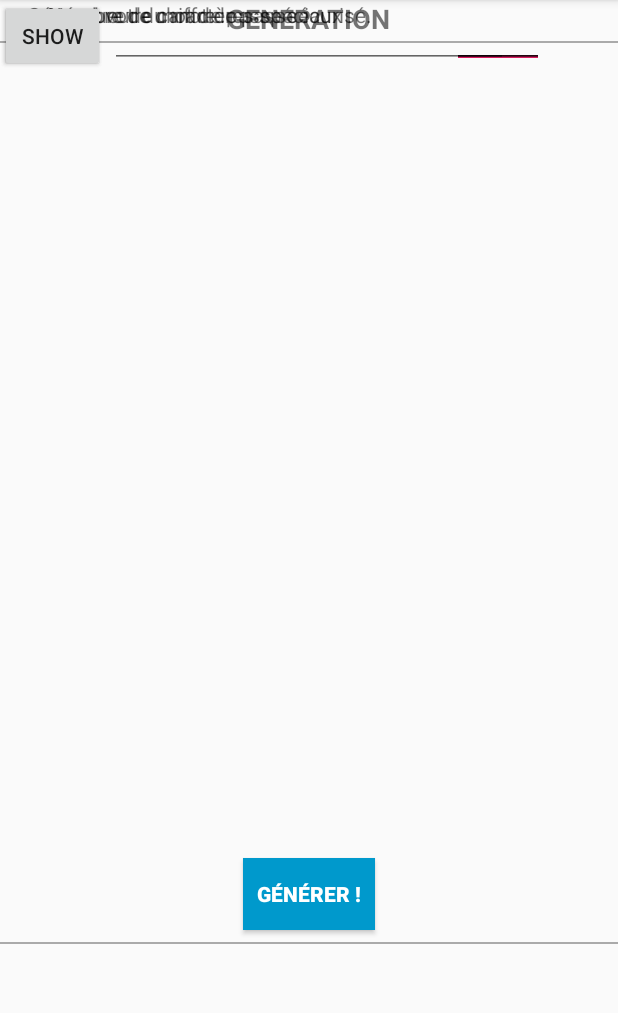
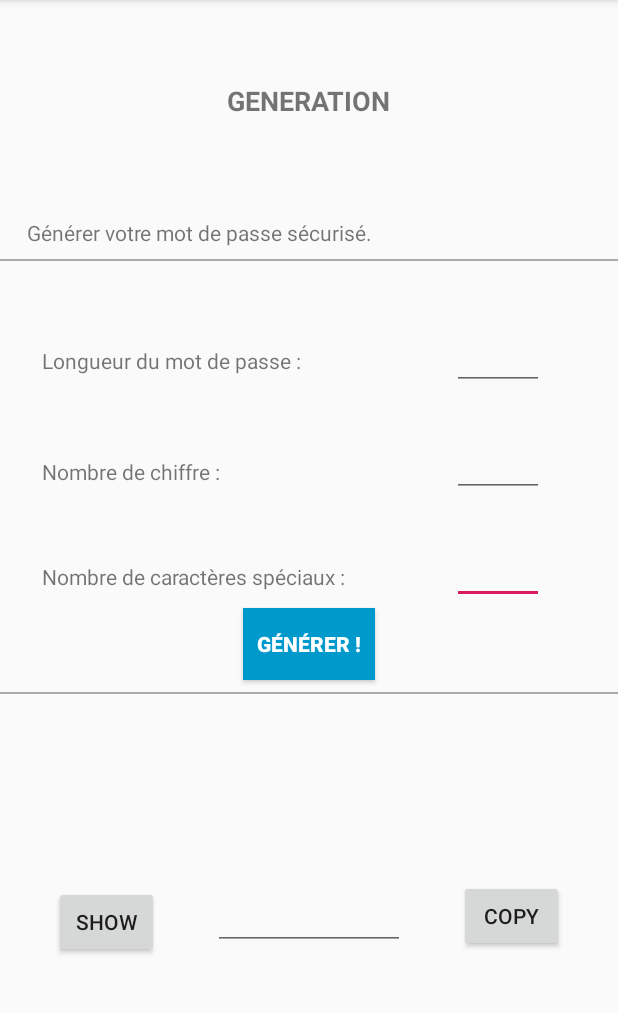
Before and after one commit to Epsiilon/AndroidPassword, an Android app: the CreationActivity screen opened directly, with no data from a screen before it, on a phone screen of 412 x 824 dp, the part 84-1097 px from its top. Run offline under Robolectric (Android 15) with nearby library versions, the phone set to English and light mode, and no system bars.

Commit message:
Responsive creation activity added

```diff
--- a/app/src/main/res/layout/activity_connection.xml
+++ b/app/src/main/res/layout/activity_connection.xml
@@ -45,7 +45,7 @@
 
     <EditText
         android:id="@+id/editText"
-        android:layout_width="wrap_content"
+        android:layout_width="151dp"
         android:layout_height="wrap_content"
         android:layout_marginStart="8dp"
         android:layout_marginTop="8dp"
--- a/app/src/main/res/layout/activity_creation.xml
+++ b/app/src/main/res/layout/activity_creation.xml
@@ -10,9 +10,15 @@
         android:id="@+id/copy"
         android:layout_width="70dp"
         android:layout_height="wrap_content"
+        android:layout_marginStart="8dp"
+        android:layout_marginTop="8dp"
+        android:layout_marginEnd="8dp"
+        android:layout_marginBottom="8dp"
         android:text="Copy"
-        tools:layout_editor_absoluteX="255dp"
-        tools:layout_editor_absoluteY="431dp" />
+        app:layout_constraintBottom_toBottomOf="parent"
+        app:layout_constraintEnd_toEndOf="parent"
+        app:layout_constraintStart_toEndOf="@+id/passwordGenerated"
+        app:layout_constraintTop_toBottomOf="@+id/generate" />
 
     <View
         android:id="@+id/view"
@@ -28,8 +34,9 @@
         android:layout_width="wrap_content"
         android:layout_height="wrap_content"
         android:layout_marginStart="8dp"
+        android:layout_marginTop="8dp"
         android:layout_marginEnd="8dp"
-        android:layout_marginBottom="148dp"
+        android:layout_marginBottom="8dp"
         android:background="@android:color/holo_blue_dark"
         android:text="Générer !"
         android:textColor="@android:color/white"
@@ -37,6 +44,8 @@
         app:layout_constraintBottom_toBottomOf="parent"
         app:layout_constraintEnd_toEndOf="parent"
         app:layout_constraintStart_toStartOf="parent"
+        app:layout_constraintTop_toBottomOf="@+id/textView6"
+        app:layout_constraintVertical_bias="0.00999999"
         tools:background="@android:color/holo_blue_dark" />
 
     <EditText
@@ -44,42 +53,54 @@
         android:layout_width="61dp"
         android:layout_height="wrap_content"
         android:layout_marginStart="8dp"
+        android:layout_marginTop="8dp"
         android:layout_marginEnd="8dp"
+        android:layout_marginBottom="8dp"
         android:ems="10"
         android:inputType="numberSigned"
+        android:textSize="12sp"
+        app:layout_constraintBottom_toBottomOf="parent"
         app:layout_constraintEnd_toEndOf="parent"
         app:layout_constraintHorizontal_bias="0.876"
         app:layout_constraintStart_toStartOf="parent"
-        tools:layout_editor_absoluteY="250dp" />
+        app:layout_constraintTop_toTopOf="parent" />
 
     <TextView
         android:id="@+id/textView2"
         android:layout_width="wrap_content"
         android:layout_height="wrap_content"
         android:layout_marginStart="8dp"
+        android:layout_marginTop="8dp"
         android:layout_marginEnd="8dp"
+        android:layout_marginBottom="8dp"
         android:text="Generation"
         android:textAllCaps="true"
         android:textSize="18sp"
         android:textStyle="bold"
+        app:layout_constraintBottom_toTopOf="@+id/textView6"
         app:layout_constraintEnd_toEndOf="parent"
         app:layout_constraintHorizontal_bias="0.501"
         app:layout_constraintStart_toStartOf="parent"
-        tools:layout_editor_absoluteY="48dp" />
+        app:layout_constraintTop_toTopOf="parent"
+        app:layout_constraintVertical_bias="0.13999999" />
 
     <TextView
         android:id="@+id/textView3"
         android:layout_width="wrap_content"
         android:layout_height="wrap_content"
         android:layout_marginStart="8dp"
+        android:layout_marginTop="8dp"
         android:layout_marginEnd="8dp"
+        android:layout_marginBottom="8dp"
         android:text="Générer votre mot de passe sécurisé."
+        app:layout_constraintBottom_toTopOf="@+id/textView4"
         app:layout_constraintEnd_toEndOf="parent"
         app:layout_constraintHorizontal_bias="0.059"
         app:layout_constraintStart_toStartOf="parent"
-        tools:layout_editor_absoluteY="117dp" />
+        app:layout_constraintTop_toBottomOf="@+id/textView2" />
 
     <View
+        android:id="@+id/view2"
         android:layout_width="match_parent"
         android:layout_height="1dp"
         android:layout_marginTop="8dp"
@@ -91,82 +112,105 @@
         android:id="@+id/textView4"
         android:layout_width="wrap_content"
         android:layout_height="wrap_content"
-        android:layout_marginStart="8dp"
-        android:layout_marginEnd="8dp"
+        android:layout_marginStart="28dp"
+        android:layout_marginTop="8dp"
+        android:layout_marginBottom="8dp"
         android:text="Longueur du mot de passe :"
-        app:layout_constraintEnd_toEndOf="parent"
-        app:layout_constraintHorizontal_bias="0.107"
+        app:layout_constraintBottom_toBottomOf="parent"
         app:layout_constraintStart_toStartOf="parent"
-        tools:layout_editor_absoluteY="164dp" />
+        app:layout_constraintTop_toTopOf="parent"
+        app:layout_constraintVertical_bias="0.304" />
 
     <EditText
         android:id="@+id/passwordSize"
         android:layout_width="61dp"
         android:layout_height="wrap_content"
         android:layout_marginStart="8dp"
+        android:layout_marginTop="8dp"
         android:layout_marginEnd="8dp"
+        android:layout_marginBottom="8dp"
         android:ems="10"
         android:inputType="numberSigned"
+        android:textSize="12sp"
+        app:layout_constraintBottom_toBottomOf="parent"
         app:layout_constraintEnd_toEndOf="parent"
         app:layout_constraintHorizontal_bias="0.876"
         app:layout_constraintStart_toStartOf="parent"
-        tools:layout_editor_absoluteY="145dp" />
+        app:layout_constraintTop_toTopOf="parent"
+        app:layout_constraintVertical_bias="0.3" />
 
     <EditText
         android:id="@+id/numberSize"
         android:layout_width="61dp"
         android:layout_height="wrap_content"
         android:layout_marginStart="8dp"
+        android:layout_marginTop="8dp"
         android:layout_marginEnd="8dp"
+        android:layout_marginBottom="8dp"
         android:ems="10"
         android:inputType="numberSigned"
+        android:textSize="12sp"
+        app:layout_constraintBottom_toBottomOf="parent"
         app:layout_constraintEnd_toEndOf="parent"
         app:layout_constraintHorizontal_bias="0.876"
         app:layout_constraintStart_toStartOf="parent"
-        tools:layout_editor_absoluteY="192dp" />
+        app:layout_constraintTop_toTopOf="parent"
+        app:layout_constraintVertical_bias="0.39999998" />
 
     <TextView
         android:id="@+id/textView5"
         android:layout_width="wrap_content"
         android:layout_height="wrap_content"
-        android:layout_marginStart="8dp"
-        android:layout_marginEnd="8dp"
+        android:layout_marginStart="28dp"
+        android:layout_marginTop="8dp"
+        android:layout_marginBottom="8dp"
         android:text="Nombre de chiffre :"
-        app:layout_constraintEnd_toEndOf="parent"
-        app:layout_constraintHorizontal_bias="0.085"
+        app:layout_constraintBottom_toBottomOf="parent"
         app:layout_constraintStart_toStartOf="parent"
-        tools:layout_editor_absoluteY="211dp" />
+        app:layout_constraintTop_toTopOf="parent"
+        app:layout_constraintVertical_bias="0.405" />
 
     <TextView
         android:id="@+id/textView6"
         android:layout_width="wrap_content"
         android:layout_height="wrap_content"
-        android:layout_marginStart="8dp"
-        android:layout_marginEnd="8dp"
+        android:layout_marginStart="28dp"
+        android:layout_marginTop="8dp"
+        android:layout_marginBottom="8dp"
         android:text="Nombre de caractères spéciaux :"
-        app:layout_constraintEnd_toEndOf="parent"
-        app:layout_constraintHorizontal_bias="0.128"
+        app:layout_constraintBottom_toBottomOf="parent"
         app:layout_constraintStart_toStartOf="parent"
-        tools:layout_editor_absoluteY="262dp" />
+        app:layout_constraintTop_toTopOf="parent" />
 
     <EditText
         android:id="@+id/passwordGenerated"
-        android:layout_width="265dp"
+        android:layout_width="128dp"
         android:layout_height="wrap_content"
         android:layout_marginStart="8dp"
+        android:layout_marginTop="8dp"
         android:layout_marginEnd="8dp"
+        android:layout_marginBottom="8dp"
         android:ems="10"
         android:inputType="textPassword"
+        android:textSize="18sp"
+        app:layout_constraintBottom_toBottomOf="parent"
         app:layout_constraintEnd_toEndOf="parent"
+        app:layout_constraintHorizontal_bias="0.501"
         app:layout_constraintStart_toStartOf="parent"
-        tools:layout_editor_absoluteY="385dp" />
+        app:layout_constraintTop_toBottomOf="@+id/generate" />
 
     <Button
         android:id="@+id/show"
         android:layout_width="70dp"
         android:layout_height="wrap_content"
+        android:layout_marginStart="8dp"
+        android:layout_marginTop="8dp"
+        android:layout_marginEnd="8dp"
+        android:layout_marginBottom="8dp"
         android:text="Show"
-        tools:layout_editor_absoluteX="61dp"
-        tools:layout_editor_absoluteY="431dp" />
+        app:layout_constraintBottom_toBottomOf="parent"
+        app:layout_constraintEnd_toStartOf="@+id/passwordGenerated"
+        app:layout_constraintStart_toStartOf="parent"
+        app:layout_constraintTop_toTopOf="@+id/view" />
 
 </android.support.constraint.ConstraintLayout>
```
